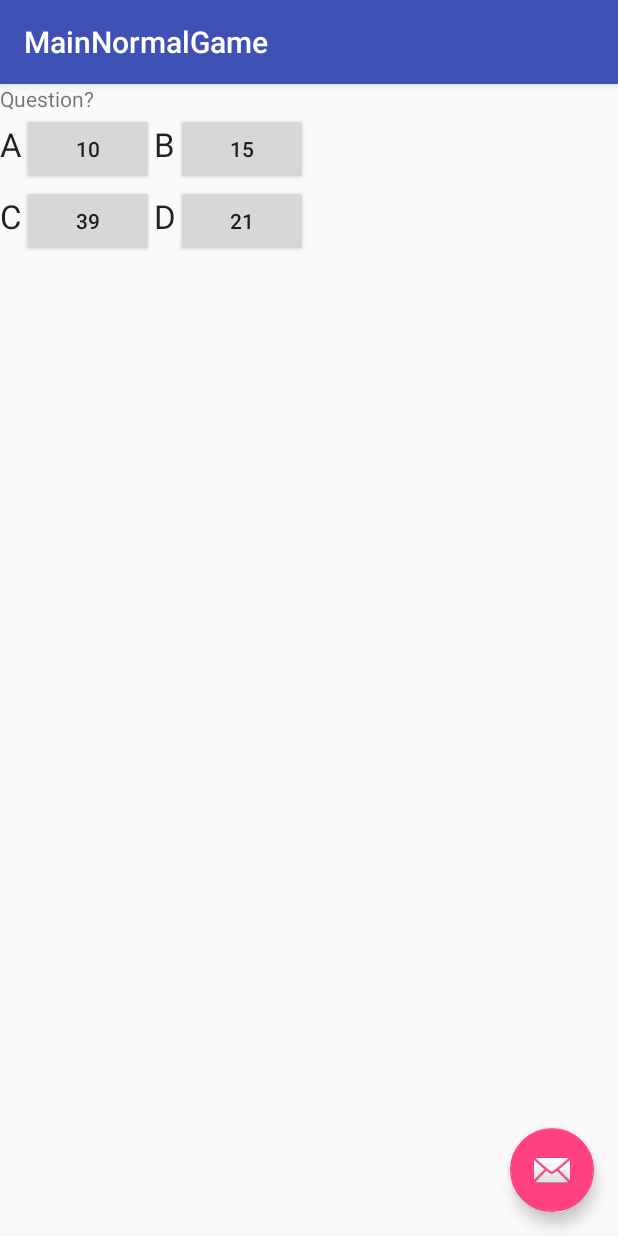
After one commit to leon24/MathMania2, an Android app: the MainNormalGame screen opened directly, with no data from a screen before it, on a phone screen of 412 x 824 dp. The commit adds this screen. Run offline under Robolectric (Android 15) with nearby library versions, the phone set to English and light mode, and no system bars; our stand-ins replace data binding.

Commit message:
christian
svårighetsgrad

```diff
--- a/app/build.gradle
+++ b/app/build.gradle
@@ -2,7 +2,7 @@ apply plugin: 'com.android.application'
 
 android {
     compileSdkVersion 25
-    buildToolsVersion "25.0.2"
+    buildToolsVersion "25.0.3"
     defaultConfig {
         applicationId "newton.mathmania"
         minSdkVersion 15
@@ -17,6 +17,9 @@ android {
             proguardFiles getDefaultProguardFile('proguard-android.txt'), 'proguard-rules.pro'
         }
     }
+    dataBinding {
+        enabled = true
+    }
 }
 
 dependencies {
@@ -26,5 +29,7 @@ dependencies {
     })
     compile 'com.android.support:appcompat-v7:25.3.1'
     compile 'com.android.support.constraint:constraint-layout:1.0.1'
+    compile 'com.android.support:design:25.3.1'
     testCompile 'junit:junit:4.12'
+    compile 'com.android.support:gridlayout-v7:25.3.1'
 }
--- a/app/src/main/AndroidManifest.xml
+++ b/app/src/main/AndroidManifest.xml
@@ -15,6 +15,10 @@
                 <category android:name="android.intent.category.LAUNCHER" />
             </intent-filter>
         </activity>
+        <activity
+            android:name=".MainNormalGame"
+            android:label="@string/title_activity_main_normal_game"
+            android:theme="@style/AppTheme.NoActionBar"></activity>
     </application>
 
 </manifest>
--- /dev/null
+++ b/app/src/main/java/newton/mathmania/MainNormalGame.java
@@ -0,0 +1,29 @@
+package newton.mathmania;
+
+import android.os.Bundle;
+import android.support.design.widget.FloatingActionButton;
+import android.support.design.widget.Snackbar;
+import android.support.v7.app.AppCompatActivity;
+import android.support.v7.widget.Toolbar;
+import android.view.View;
+
+public class MainNormalGame extends AppCompatActivity {
+
+    @Override
+    protected void onCreate(Bundle savedInstanceState) {
+        super.onCreate(savedInstanceState);
+        setContentView(R.layout.activity_main_normal_game);
+        Toolbar toolbar = (Toolbar) findViewById(R.id.toolbar);
+        setSupportActionBar(toolbar);
+
+        FloatingActionButton fab = (FloatingActionButton) findViewById(R.id.fab);
+        fab.setOnClickListener(new View.OnClickListener() {
+            @Override
+            public void onClick(View view) {
+                Snackbar.make(view, "Replace with your own action", Snackbar.LENGTH_LONG)
+                        .setAction("Action", null).show();
+            }
+        });
+    }
+
+}
--- /dev/null
+++ b/app/src/main/java/newton/mathmania/question.java
@@ -0,0 +1,13 @@
+package newton.mathmania;
+
+
+public class question {
+
+    private final String [Q_1];
+    private final int answer;
+
+    public question(int question, int answer) {
+        this.question = question;
+        this.answer = answer;
+    }
+}
--- /dev/null
+++ b/app/src/main/res/layout/activity_main_normal_game.xml
@@ -0,0 +1,33 @@
+<?xml version="1.0" encoding="utf-8"?>
+<android.support.design.widget.CoordinatorLayout xmlns:android="http://schemas.android.com/apk/res/android"
+    xmlns:app="http://schemas.android.com/apk/res-auto"
+    xmlns:tools="http://schemas.android.com/tools"
+    android:layout_width="match_parent"
+    android:layout_height="match_parent"
+    tools:context="newton.mathmania.MainNormalGame">
+
+    <android.support.design.widget.AppBarLayout
+        android:layout_width="match_parent"
+        android:layout_height="wrap_content"
+        android:theme="@style/AppTheme.AppBarOverlay">
+
+        <android.support.v7.widget.Toolbar
+            android:id="@+id/toolbar"
+            android:layout_width="match_parent"
+            android:layout_height="?attr/actionBarSize"
+            android:background="?attr/colorPrimary"
+            app:popupTheme="@style/AppTheme.PopupOverlay" />
+
+    </android.support.design.widget.AppBarLayout>
+
+    <include layout="@layout/content_main_normal_game" />
+
+    <android.support.design.widget.FloatingActionButton
+        android:id="@+id/fab"
+        android:layout_width="wrap_content"
+        android:layout_height="wrap_content"
+        android:layout_gravity="bottom|end"
+        android:layout_margin="@dimen/fab_margin"
+        app:srcCompat="@android:drawable/ic_dialog_email" />
+
+</android.support.design.widget.CoordinatorLayout>
--- /dev/null
+++ b/app/src/main/res/layout/content_main_normal_game.xml
@@ -0,0 +1,98 @@
+<?xml version="1.0" encoding="utf-8"?>
+<layout xmlns:android="http://schemas.android.com/apk/res/android"
+    xmlns:app="http://schemas.android.com/apk/res-auto"
+    xmlns:tools="http://schemas.android.com/tools">
+    <data>
+        <variable name="question" type="newton.mathmania.MainNormalGame"/>
+    </data>
+
+<GridLayout
+        app:layout_behavior="@string/appbar_scrolling_view_behavior"
+        android:layout_width="match_parent"
+        android:layout_height="match_parent"
+        tools:layout_editor_absoluteX="8dp"
+        tools:layout_editor_absoluteY="8dp"
+        tools:context="newton.mathmania.MainNormalGame"
+        tools:showIn="@layout/activity_main_normal_game">
+
+    <TextView
+        android:id="@+id/question"
+        android:layout_width="wrap_content"
+        android:layout_height="wrap_content"
+        android:layout_column="0"
+        android:layout_row="0"
+        android:layout_columnSpan="2"
+        android:textAlignment="center"
+        android:text="Question?" />
+
+    <TextView
+        android:id="@+id/answer_a"
+        android:layout_width="wrap_content"
+        android:layout_height="wrap_content"
+        android:layout_column="0"
+        android:layout_row="1"
+        android:text="A"
+        android:textAppearance="@style/TextAppearance.AppCompat.Large" />
+
+    <TextView
+        android:id="@+id/answer_b"
+        android:layout_width="wrap_content"
+        android:layout_height="wrap_content"
+        android:layout_column="3"
+        android:layout_row="1"
+        android:text="B"
+        android:textAppearance="@style/TextAppearance.AppCompat.Large" />
+
+    <TextView
+        android:id="@+id/answer_c"
+        android:layout_width="wrap_content"
+        android:layout_height="wrap_content"
+        android:layout_column="0"
+        android:layout_row="2"
+        android:text="C"
+        android:textAppearance="@style/TextAppearance.AppCompat.Large" />
+
+    <TextView
+        android:id="@+id/answer_d"
+        android:layout_width="wrap_content"
+        android:layout_height="wrap_content"
+        android:layout_column="3"
+        android:layout_row="2"
+        android:text="D"
+        android:textAppearance="@style/TextAppearance.AppCompat.Large" />
+
+    <Button
+        android:id="@+id/button_a"
+        android:layout_width="wrap_content"
+        android:layout_height="wrap_content"
+        android:layout_column="1"
+        android:layout_row="1"
+        android:text="10" />
+
+    <Button
+        android:id="@+id/button_b"
+        android:layout_width="wrap_content"
+        android:layout_height="wrap_content"
+        android:layout_column="4"
+        android:layout_row="1"
+        android:text="15" />
+
+    <Button
+        android:id="@+id/button_c"
+        android:layout_width="wrap_content"
+        android:layout_height="wrap_content"
+        android:layout_column="1"
+        android:layout_row="2"
+        android:text="39" />
+
+    <Button
+        android:id="@+id/button_d"
+        android:layout_width="wrap_content"
+        android:layout_height="wrap_content"
+        android:layout_column="4"
+        android:layout_row="2"
+        android:text="21" />
+</GridLayout>
+
+
+</layout>
--- a/app/src/main/res/values/dimens.xml
+++ b/app/src/main/res/values/dimens.xml
@@ -2,4 +2,5 @@
     <!-- Default screen margins, per the Android Design guidelines. -->
     <dimen name="activity_horizontal_margin">16dp</dimen>
     <dimen name="activity_vertical_margin">16dp</dimen>
+    <dimen name="fab_margin">16dp</dimen>
 </resources>
--- a/app/src/main/res/values/strings.xml
+++ b/app/src/main/res/values/strings.xml
@@ -1,3 +1,4 @@
 <resources>
     <string name="app_name">MathMania</string>
+    <string name="title_activity_main_normal_game">MainNormalGame</string>
 </resources>
--- a/app/src/main/res/values/styles.xml
+++ b/app/src/main/res/values/styles.xml
@@ -8,4 +8,13 @@
         <item name="colorAccent">@color/colorAccent</item>
     </style>
 
+    <style name="AppTheme.NoActionBar">
+        <item name="windowActionBar">false</item>
+        <item name="windowNoTitle">true</item>
+    </style>
+
+    <style name="AppTheme.AppBarOverlay" parent="ThemeOverlay.AppCompat.Dark.ActionBar" />
+
+    <style name="AppTheme.PopupOverlay" parent="ThemeOverlay.AppCompat.Light" />
+
 </resources>
```
